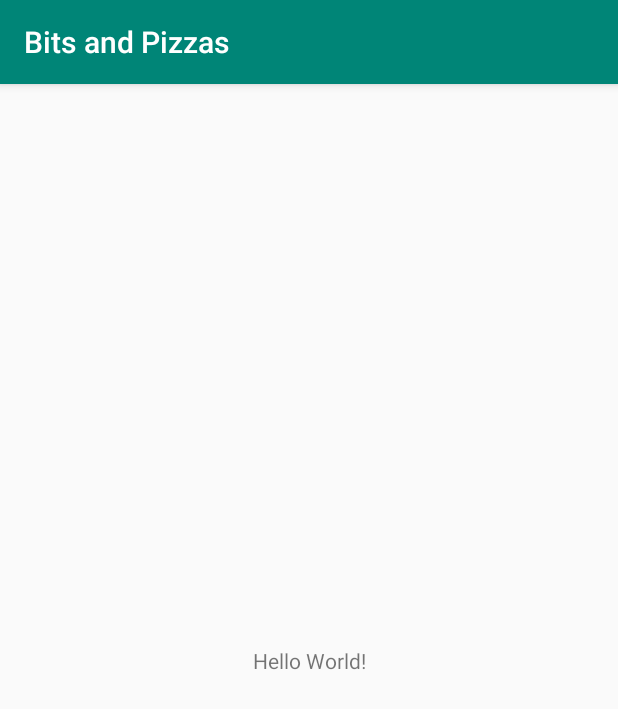
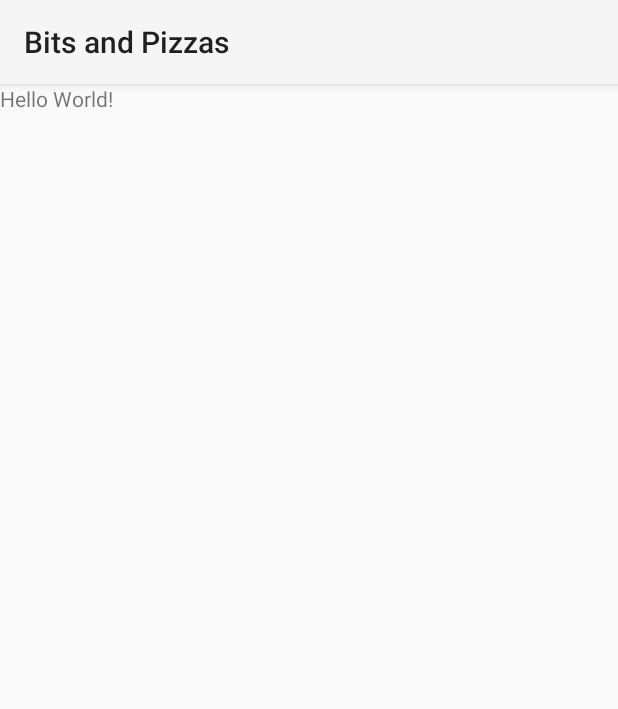
Before and after one commit to FutureAndroidDeveloper/Bits-and-Pizzas, an Android app: the screen it shows after launch (MainActivity), on a phone screen of 412 x 824 dp. Shown: the top 709 px of the screen. Run offline under Robolectric (Android 15) with nearby library versions, the phone set to English and light mode, and no system bars.

Commit message:
Изменил цвета панели приложения и строки состояния

```diff
--- a/app/src/main/AndroidManifest.xml
+++ b/app/src/main/AndroidManifest.xml
@@ -8,7 +8,7 @@
         android:label="@string/app_name"
         android:roundIcon="@mipmap/ic_launcher_round"
         android:supportsRtl="true"
-        android:theme="@style/AppTheme">
+        android:theme="@style/MyTheme">
         <activity android:name=".MainActivity">
             <intent-filter>
                 <action android:name="android.intent.action.MAIN" />
--- a/app/src/main/res/layout/activity_main.xml
+++ b/app/src/main/res/layout/activity_main.xml
@@ -1,18 +1,14 @@
 <?xml version="1.0" encoding="utf-8"?>
-<android.support.constraint.ConstraintLayout xmlns:android="http://schemas.android.com/apk/res/android"
-    xmlns:app="http://schemas.android.com/apk/res-auto"
+<LinearLayout xmlns:android="http://schemas.android.com/apk/res/android"
     xmlns:tools="http://schemas.android.com/tools"
     android:layout_width="match_parent"
     android:layout_height="match_parent"
+    android:orientation="vertical"
     tools:context=".MainActivity">
 
     <TextView
         android:layout_width="wrap_content"
         android:layout_height="wrap_content"
-        android:text="Hello World!"
-        app:layout_constraintBottom_toBottomOf="parent"
-        app:layout_constraintLeft_toLeftOf="parent"
-        app:layout_constraintRight_toRightOf="parent"
-        app:layout_constraintTop_toTopOf="parent" />
+        android:text="Hello World!" />
 
-</android.support.constraint.ConstraintLayout>
+</LinearLayout>
--- a/app/src/main/res/values/colors.xml
+++ b/app/src/main/res/values/colors.xml
@@ -1,6 +1,6 @@
 <?xml version="1.0" encoding="utf-8"?>
 <resources>
-    <color name="colorPrimary">#008577</color>
-    <color name="colorPrimaryDark">#00574B</color>
-    <color name="colorAccent">#D81B60</color>
+    <color name="colorPrimary">#3F51B5</color>
+    <color name="colorPrimaryDark">#303F9F</color>
+    <color name="colorAccent">#FF4081</color>
 </resources>
```
